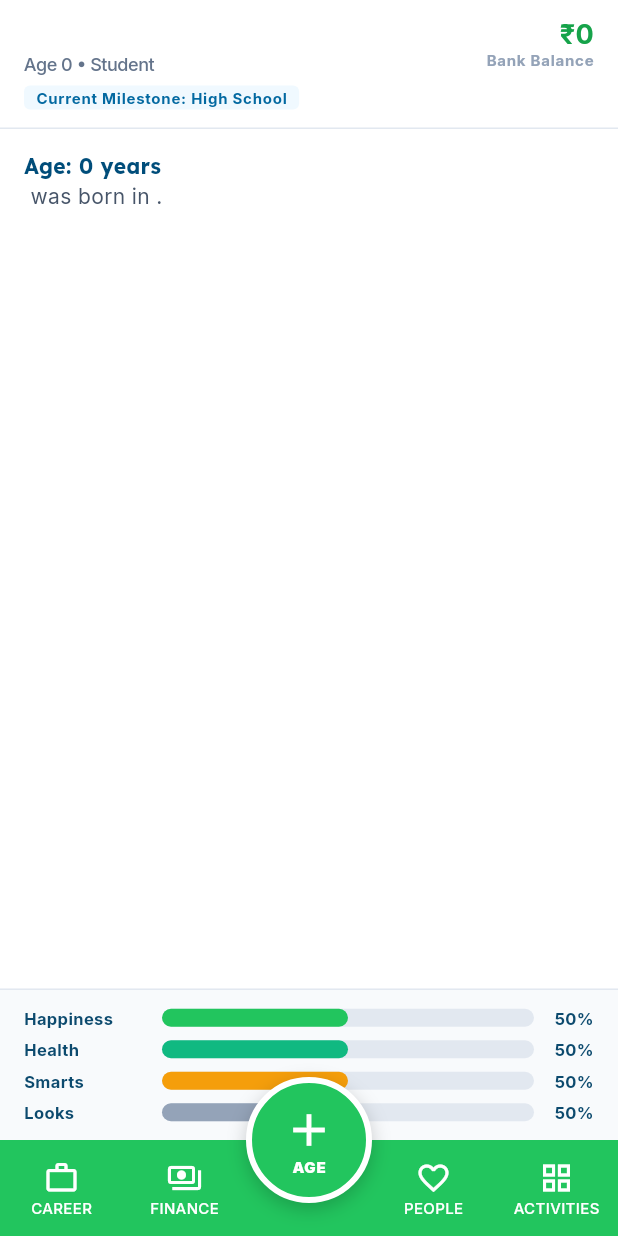
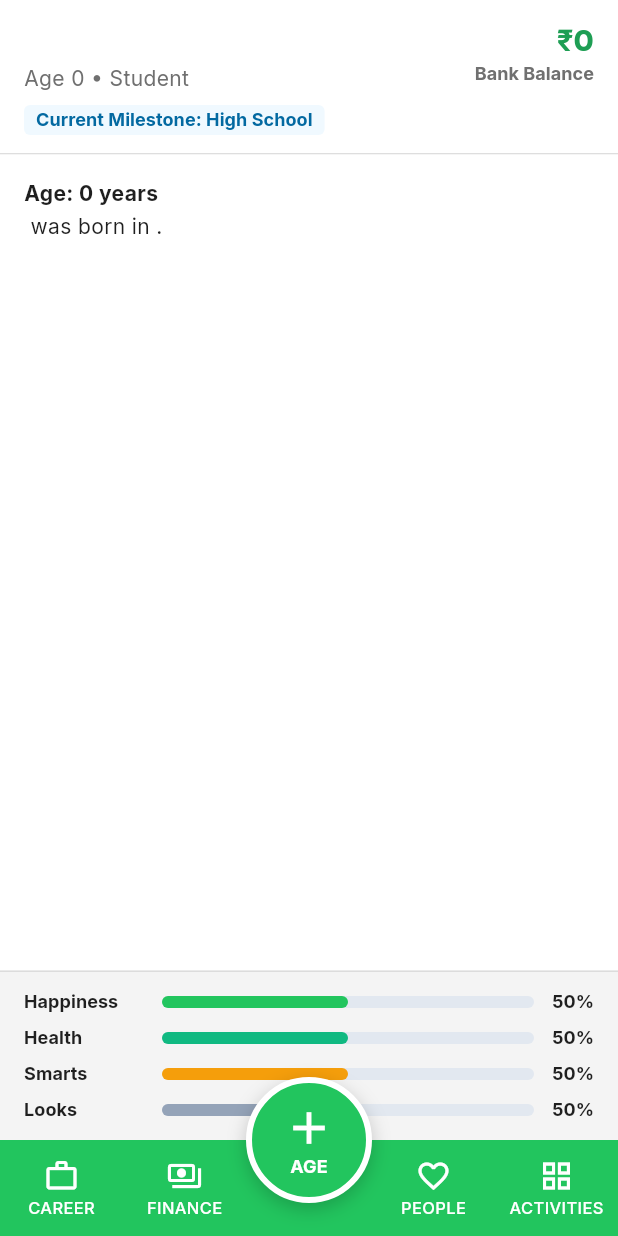
Before and after one commit to StarPijush/Desi-Life-Simulator, a Flutter app: the HomePage screen opened directly with empty values, on a phone screen of 412 x 824 dp. Run offline on Flutter 3.47's test engine with Material 3 defaults, Android fonts, the light colour scheme and no system bars; our stand-ins replace google_fonts, hive, hive_flutter; accounts and stored records are empty.

Commit message:
final polish - game main page design

```diff
--- a/lib/core/app_animations.dart
+++ b/lib/core/app_animations.dart
@@ -1,7 +1,7 @@
 import 'package:flutter/material.dart';
 
 const double kPressScale = 0.98;
-const Duration kFastDuration = Duration(milliseconds: 80);
+const Duration kFastDuration = Duration(milliseconds: 120);
 const Duration kNormalDuration = Duration(milliseconds: 180);
 const Duration kSlowDuration = Duration(milliseconds: 300);
 const Curve kTapCurve = Curves.easeOut;
--- a/lib/core/design_system.dart
+++ b/lib/core/design_system.dart
@@ -1,6 +1,8 @@
 import 'package:flutter/material.dart';
 import 'package:google_fonts/google_fonts.dart';
 import 'package:intl/intl.dart';
+
+import 'app_animations.dart';
 
 // ─── Utility ────────────────────────────────────────────────────────────────
 String formatMoney(num amount) {
@@ -225,7 +227,7 @@ class AppSpacing {
   static const double md = 16;
   static const double lg = 24;
   static const double xl = 32;
-  static const double cardGap = 12;
+  static const double cardGap = 16;
   static const double containerPadding = 16;
 }
 
@@ -259,7 +261,7 @@ class AppShadows {
 
 // ─── Motion ──────────────────────────────────────────────────────────────────
 class AppMotion {
-  static const Duration tap = Duration(milliseconds: 80);
+  static Duration get tap => kFastDuration;
   static const Duration appearance = Duration(milliseconds: 150);
   static const Duration modal = Duration(milliseconds: 250);
   static const Curve tapCurve = Curves.easeOut;
--- a/lib/screens/home_page.dart
+++ b/lib/screens/home_page.dart
@@ -1,9 +1,9 @@
 import 'package:flutter/foundation.dart';
 import 'package:flutter/material.dart';
 import 'package:flutter/services.dart';
-import 'package:google_fonts/google_fonts.dart';
 import 'dart:math';
 
+import '../core/app_animations.dart';
 import '../core/design_system.dart';
 import '../core/engine.dart';
 import '../core/enums.dart';
@@ -480,7 +480,7 @@ class _HomePageState extends State<HomePage> {
       child: ConstrainedBox(
         constraints: const BoxConstraints(maxWidth: 420),
         child: Scaffold(
-          backgroundColor: AppColors.slate50,
+          backgroundColor: AppColors.background,
           body: Stack(
             children: [
               Column(
@@ -580,10 +580,10 @@ class _HtmlHeader extends StatelessWidget {
   Widget build(BuildContext context) {
     return Container(
       padding: const EdgeInsets.fromLTRB(16, 12, 16, 12),
-      decoration: const BoxDecoration(
-        color: Colors.white,
+      decoration: BoxDecoration(
+        color: AppColors.surface,
         border: Border(
-          bottom: BorderSide(color: AppColors.slate200, width: 1),
+          bottom: BorderSide(color: AppColors.outline.withValues(alpha: 0.85), width: 1),
         ),
       ),
       child: Row(
@@ -595,22 +595,13 @@ class _HtmlHeader extends StatelessWidget {
               children: [
                 Text(
                   character.name,
-                  style: GoogleFonts.lexend(
-                    fontSize: 18,
-                    fontWeight: FontWeight.w700,
-                    color: Colors.black,
-                    height: 1.2,
-                  ),
+                  style: AppTextStyles.headlineSm,
                 ),
                 const SizedBox(height: 2),
                 Text(
                   'Age ${character.age} \u2022 Student',
-                  style: GoogleFonts.inter(
-                    fontSize: 12,
-                    fontWeight: FontWeight.w500,
-                    color: AppColors.slate500,
-                    letterSpacing: -0.3,
-                    height: 1.2,
+                  style: AppTextStyles.bodyMd.copyWith(
+                    color: AppColors.textSecondary,
                   ),
                 ),
                 const SizedBox(height: 8),
@@ -623,12 +614,8 @@ class _HtmlHeader extends StatelessWidget {
                   ),
                   child: Text(
                     'Current Milestone: High School',
-                    style: GoogleFonts.inter(
-                      fontSize: 10,
-                      fontWeight: FontWeight.w700,
+                    style: AppTextStyles.labelBold.copyWith(
                       color: AppColors.sky700,
-                      letterSpacing: 0.5,
-                      height: 1.2,
                     ),
                   ),
                 ),
@@ -640,21 +627,14 @@ class _HtmlHeader extends StatelessWidget {
             children: [
               Text(
                 formatMoney(character.bankBalance),
-                style: GoogleFonts.inter(
-                  fontSize: 18,
-                  fontWeight: FontWeight.w700,
-                  color: AppColors.green600,
-                  height: 1.2,
+                style: AppTextStyles.headlineSm.copyWith(
+                  color: AppColors.primary,
                 ),
               ),
               Text(
                 'Bank Balance',
-                style: GoogleFonts.inter(
-                  fontSize: 10,
-                  fontWeight: FontWeight.w700,
-                  color: AppColors.slate400,
-                  letterSpacing: 0.5,
-                  height: 1.2,
+                style: AppTextStyles.labelBold.copyWith(
+                  color: AppColors.textSecondary,
                 ),
               ),
             ],
@@ -700,18 +680,15 @@ class _HtmlTimeline extends StatelessWidget {
     sortedAges.sort((a, b) => b.compareTo(a));
 
     return Container(
-      color: Colors.white,
+      color: AppColors.surface,
       child: ListView(
         padding: const EdgeInsets.fromLTRB(16, 16, 16, 16),
         children: [
           for (final age in sortedAges) ...[
             Text(
               'Age: $age years',
-              style: GoogleFonts.lexend(
-                fontSize: 14,
+              style: AppTextStyles.bodyMd.copyWith(
                 fontWeight: FontWeight.w700,
-                color: AppColors.darkNavy,
-                height: 1.2,
               ),
             ),
             const SizedBox(height: 2),
@@ -720,12 +697,7 @@ class _HtmlTimeline extends StatelessWidget {
                 event.description.isNotEmpty
                     ? event.description
                     : event.title,
-                style: GoogleFonts.inter(
-                  fontSize: 14,
-                  fontWeight: FontWeight.w400,
-                  color: AppColors.journalText,
-                  height: 1.4,
-                ),
+                style: AppTextStyles.bodyMd,
               ),
               const SizedBox(height: 12),
             ],
@@ -745,10 +717,10 @@ class _HtmlStats extends StatelessWidget {
   Widget build(BuildContext context) {
     return Container(
       padding: const EdgeInsets.fromLTRB(16, 12, 16, 12),
-      decoration: const BoxDecoration(
-        color: AppColors.slate50,
+      decoration: BoxDecoration(
+        color: AppColors.background,
         border: Border(
-          top: BorderSide(color: AppColors.slate200, width: 1),
+          top: BorderSide(color: AppColors.outline.withValues(alpha: 0.85), width: 1),
         ),
       ),
       child: Column(
@@ -797,21 +769,18 @@ class _StatRow extends StatelessWidget {
           width: 80,
           child: Text(
             label,
-            style: GoogleFonts.inter(
-              fontSize: 11,
-              fontWeight: FontWeight.w700,
-              color: AppColors.sky900,
-              height: 1.2,
+            style: AppTextStyles.labelBold.copyWith(
+              color: AppColors.textPrimary,
             ),
           ),
         ),
         const SizedBox(width: 12),
         Expanded(
           child: Container(
-            height: 12,
+            height: 8,
             decoration: BoxDecoration(
               color: AppColors.slate200,
-              borderRadius: BorderRadius.circular(99),
+              borderRadius: BorderRadius.circular(AppBorderRadius.full),
             ),
             child: FractionallySizedBox(
               alignment: Alignment.centerLeft,
@@ -819,7 +788,7 @@ class _StatRow extends StatelessWidget {
               child: Container(
                 decoration: BoxDecoration(
                   color: color,
-                  borderRadius: BorderRadius.circular(99),
+                  borderRadius: BorderRadius.circular(AppBorderRadius.full),
                 ),
               ),
             ),
@@ -831,11 +800,8 @@ class _StatRow extends StatelessWidget {
           child: Text(
             '${value.round()}%',
             textAlign: TextAlign.right,
-            style: GoogleFonts.inter(
-              fontSize: 11,
-              fontWeight: FontWeight.w700,
-              color: AppColors.sky900,
-              height: 1.2,
+            style: AppTextStyles.labelBold.copyWith(
+              color: AppColors.textPrimary,
             ),
           ),
         ),
@@ -942,8 +908,8 @@ class _AgeButtonState extends State<_AgeButton> {
         widget.onTap();
       },
       child: AnimatedScale(
-        scale: _pressed ? 0.95 : 1.0,
-        duration: const Duration(milliseconds: 80),
+        scale: _pressed ? kPressScale : 1.0,
+        duration: AppMotion.tap,
         child: Container(
           width: 84,
           height: 84,
@@ -972,11 +938,8 @@ class _AgeButtonState extends State<_AgeButton> {
                     ),
                     Text(
                       'AGE',
-                      style: GoogleFonts.inter(
-                        fontSize: 10,
-                        fontWeight: FontWeight.w900,
+                      style: AppTextStyles.labelBold.copyWith(
                         color: Colors.white,
-                        letterSpacing: 0.5,
                       ),
                     ),
                   ],
@@ -1014,11 +977,8 @@ class _NavItem extends StatelessWidget {
             const SizedBox(height: 2),
             Text(
               label.toUpperCase(),
-              style: GoogleFonts.inter(
-                fontSize: 10,
-                fontWeight: FontWeight.w500,
+              style: AppTextStyles.labelSm.copyWith(
                 color: Colors.white,
-                height: 1.2,
               ),
             ),
           ],
--- a/lib/widgets/game/action_tile.dart
+++ b/lib/widgets/game/action_tile.dart
@@ -1,5 +1,6 @@
 import 'package:flutter/material.dart';
 
+import '../../core/app_animations.dart';
 import '../../core/design_system.dart';
 import 'package:flutter/services.dart';
 
@@ -78,8 +79,8 @@ class _ActionTileState extends State<ActionTile> {
           : null,
       onTapCancel: () => setState(() => _pressed = false),
       child: AnimatedScale(
-        scale: _pressed ? 0.98 : 1.0,
-        duration: const Duration(milliseconds: 80),
+        scale: _pressed ? kPressScale : 1.0,
+        duration: AppMotion.tap,
         child: Opacity(
           opacity: widget.locked ? 0.4 : 1.0,
           child: Container(
--- a/lib/widgets/game/game_card.dart
+++ b/lib/widgets/game/game_card.dart
@@ -1,5 +1,6 @@
 import 'package:flutter/material.dart';
 
+import '../../core/app_animations.dart';
 import '../../core/design_system.dart';
 
 class GameCard extends StatelessWidget {
@@ -31,6 +32,7 @@ class GameCard extends StatelessWidget {
         color: AppColors.surface,
         borderRadius: BorderRadius.circular(AppBorderRadius.xl),
         border: Border.all(color: AppColors.outline.withValues(alpha: 0.85)),
+        boxShadow: AppShadows.card,
       ),
       child: leftAccentColor != null
           ? ClipRRect(
@@ -77,8 +79,8 @@ class _PressableState extends State<_Pressable> {
       },
       onTapCancel: () => setState(() => _pressed = false),
       child: AnimatedScale(
-        scale: _pressed ? 0.98 : 1.0,
-        duration: const Duration(milliseconds: 80),
+        scale: _pressed ? kPressScale : 1.0,
+        duration: AppMotion.tap,
         child: widget.child,
       ),
     );
```
Also changed, not shown: lib/screens/activities_page.dart (+4 -10 lines), lib/screens/career_page.dart (+25 -27 lines), lib/screens/finance/finance_page.dart (+6 -18 lines), lib/screens/people/people_page.dart (+10 -28 lines), lib/widgets/core/app_card.dart (+4 -3 lines), lib/widgets/game/career_path_card.dart (+9 -11 lines), lib/widgets/game/job_card.dart (+4 -3 lines), lib/widgets/game/progress_bar.dart (+10 -4 lines).
